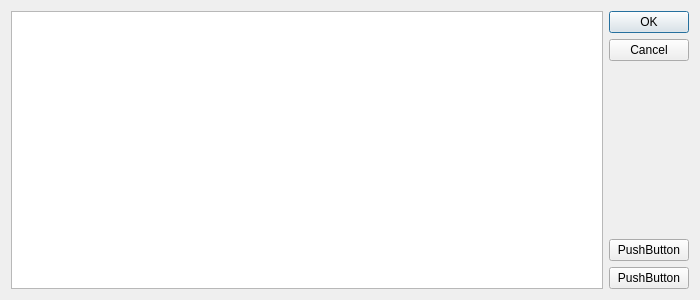
This is desktop/mainframe/dialog_sources.ui in lishnih/index-desktop as Qt 5 draws it before an edit. The edited form follows.
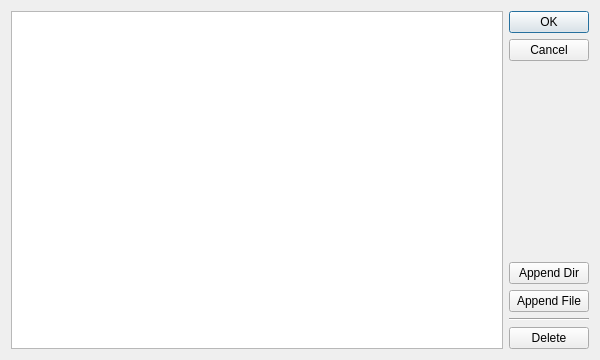
This is the edited form.

The edit to the form file:
```diff
--- a/desktop/mainframe/dialog_sources.ui
+++ b/desktop/mainframe/dialog_sources.ui
@@ -6,8 +6,8 @@
    <rect>
     <x>0</x>
     <y>0</y>
-    <width>700</width>
-    <height>300</height>
+    <width>600</width>
+    <height>360</height>
    </rect>
   </property>
   <property name="windowTitle">
@@ -29,17 +29,31 @@
        </property>
       </widget>
      </item>
+     <item>
+      <widget class="QPushButton" name="pushButton_3">
+       <property name="text">
+        <string>Append Dir</string>
+       </property>
+      </widget>
+     </item>
      <item>
       <widget class="QPushButton" name="pushButton_2">
        <property name="text">
-        <string>PushButton</string>
+        <string>Append File</string>
+       </property>
+      </widget>
+     </item>
+     <item>
+      <widget class="Line" name="line">
+       <property name="orientation">
+        <enum>Qt::Horizontal</enum>
        </property>
       </widget>
      </item>
      <item>
       <widget class="QPushButton" name="pushButton">
        <property name="text">
-        <string>PushButton</string>
+        <string>Delete</string>
        </property>
       </widget>
      </item>
```
